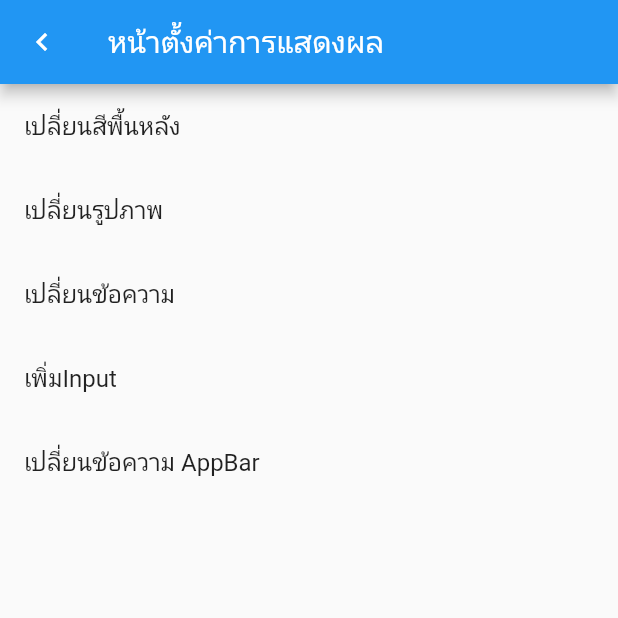
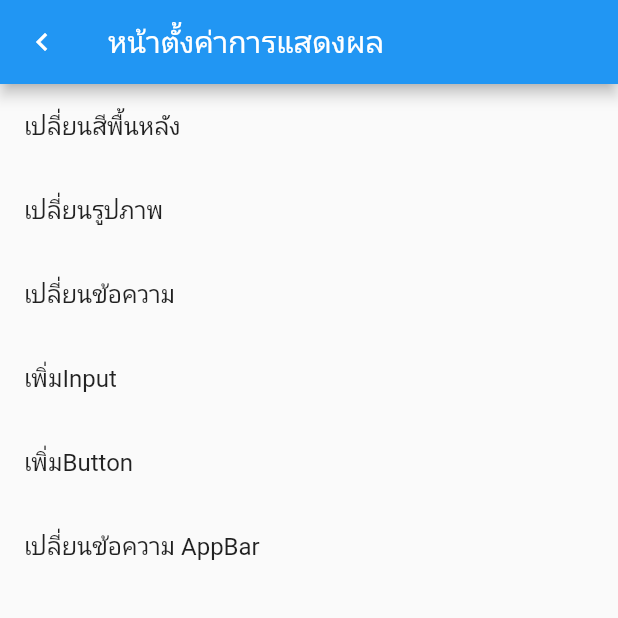
Before and after one commit to pakinporing/uikit, a Flutter app: the screen it shows after launch, after a tap on the "settings" icon, on a phone screen of 412 x 824 dp, the top half of it. Run offline on Flutter 3.47's test engine with Material 2 defaults, Android fonts, the light colour scheme and no system bars.

Commit message:
เสร็จแล้ว

```diff
--- a/lib/HomePage.dart
+++ b/lib/HomePage.dart
@@ -15,6 +15,7 @@ class _HomePageState extends State<HomePage> {
   String? appBar = '';
   String? pic = 'assets/null.png';
   String? input = '';
+  String? button = '';
 
   @override
   Widget build(BuildContext context) {
@@ -54,6 +55,11 @@ class _HomePageState extends State<HomePage> {
                     input = value[4];
                   });
                 }
+                if (value[5] != null) {
+                  setState(() {
+                    button = value[5];
+                  });
+                }
 
                 print('======== $value ======');
               });
@@ -77,6 +83,34 @@ class _HomePageState extends State<HomePage> {
                 SizedBox(
                   height: 8,
                 ),
+                text1 == '' || text1 == 'ลบ'
+                    ? Container()
+                    : Container(
+                        decoration: BoxDecoration(
+                          boxShadow: [
+                            BoxShadow(
+                              color: Colors.grey.withOpacity(0.5),
+                              spreadRadius: 3,
+                              blurRadius: 7,
+                              offset: Offset(0, 3),
+                            ),
+                          ],
+                        ),
+                        child: Text(
+                          text1 ?? '',
+                          style: TextStyle(
+                            fontSize: 24,
+                            fontWeight: FontWeight.bold,
+                            shadows: [
+                              Shadow(
+                                color: Colors.grey.withOpacity(0.5),
+                                offset: Offset(0, 3),
+                                blurRadius: 5,
+                              ),
+                            ],
+                          ),
+                        ),
+                      ),
                 input == '' || input == 'ลบ'
                     ? Container()
                     : Padding(
@@ -90,15 +124,54 @@ class _HomePageState extends State<HomePage> {
                           ),
                         ),
                       ),
-                SizedBox(
+                const SizedBox(
                   height: 30,
                 ),
-                text1 == '' || text1 == 'ลบ'
+                button == '' || button == 'ลบ'
                     ? Container()
-                    : Text(
-                        text1 ?? '',
-                        style: TextStyle(fontSize: 24),
-                      ),
+                    : button == 'เพิ่มปุ่มกดแบบที่1'
+                        ? ElevatedButton(
+                            onPressed: () {},
+                            style: ElevatedButton.styleFrom(
+                              shape: RoundedRectangleBorder(
+                                borderRadius: BorderRadius.circular(8),
+                              ),
+                              padding: EdgeInsets.all(16),
+                              backgroundColor: Colors.red,
+                              textStyle: TextStyle(color: Colors.white),
+                            ),
+                            child: Text('สี่เหลี่ยม'),
+                          )
+                        : button == 'เพิ่มปุ่มกดแบบที่2'
+                            ? InkWell(
+                                onTap: () {},
+                                child: Container(
+                                  width: 50,
+                                  height: 50,
+                                  decoration: BoxDecoration(
+                                    shape: BoxShape.circle,
+                                    color: Colors.blue,
+                                    boxShadow: [
+                                      BoxShadow(
+                                        color: Colors.blue.withOpacity(0.5),
+                                        spreadRadius: 3,
+                                        blurRadius: 7,
+                                        offset: Offset(0, 3),
+                                      ),
+                                    ],
+                                  ),
+                                  child: Center(
+                                    child: Text(
+                                      'วงกลม',
+                                      style: TextStyle(
+                                        color: Colors.white,
+                                        fontWeight: FontWeight.bold,
+                                      ),
+                                    ),
+                                  ),
+                                ),
+                              )
+                            : Container(),
               ],
             ),
           ),
--- a/lib/SettingsPage.dart
+++ b/lib/SettingsPage.dart
@@ -1,6 +1,7 @@
 import 'package:flutter/material.dart';
 
 import 'Dialog/AppBarPickerDialog.dart';
+import 'Dialog/ButtonPickerDialog.dart';
 import 'Dialog/ColorPickerDialog.dart';
 import 'Dialog/InputPickerDialog.dart';
 import 'Dialog/PicDialog.dart';
@@ -19,6 +20,7 @@ class _SettingsPageState extends State<SettingsPage> {
   String? selelectedPic;
   String? selelectedAppBar;
   String? addInput;
+  String? addButton;
 
   @override
   Widget build(BuildContext context) {
@@ -33,7 +35,8 @@ class _SettingsPageState extends State<SettingsPage> {
             selelectedText,
             selelectedPic,
             selelectedAppBar,
-            addInput
+            addInput,
+            addButton
           ]),
         ),
       ),
@@ -80,6 +83,16 @@ class _SettingsPageState extends State<SettingsPage> {
             },
           ),
           ListTile(
+            title: Text('เพิ่มButton'),
+            onTap: () async {
+              await ButtonPickerDialog(context).then((value) {
+                setState(() {
+                  addButton = value;
+                });
+              });
+            },
+          ),
+          ListTile(
             title: Text('เปลี่ยนข้อความ AppBar'),
             onTap: () async {
               await AppBarPickerDialog(context).then((value) {
```
Also changed, not shown: lib/Dialog/ButtonPickerDialog.dart (added, +28 -0 lines).
